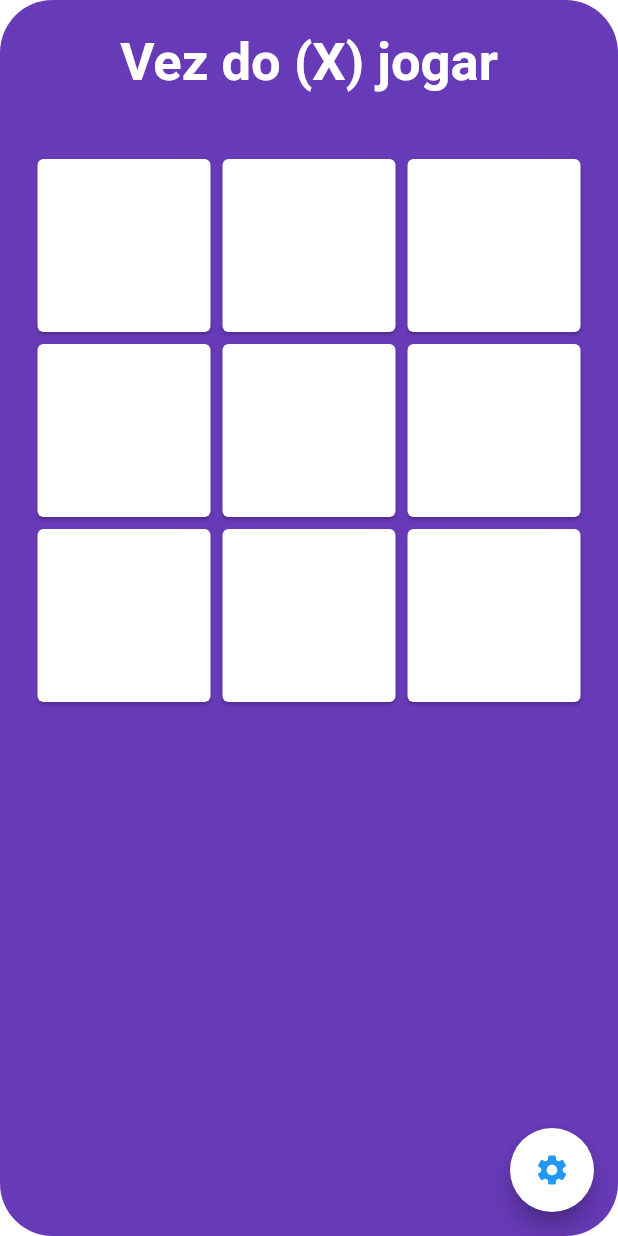
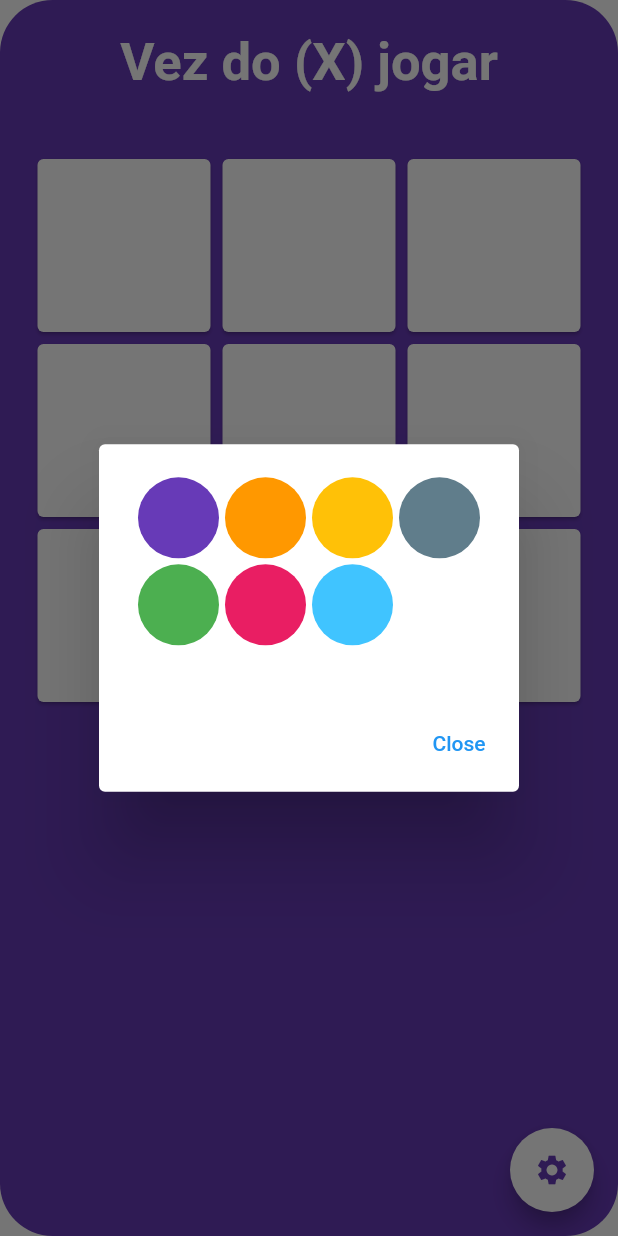
Before and after one commit to Gabones/tictactoe-flutter, a Flutter app: the screen it shows after launch, after a tap on the "settings" icon, on a phone screen of 412 x 824 dp. Run offline on Flutter 3.47's test engine with Material 2 defaults, Android fonts, the light colour scheme and no system bars; missing offline and left inert: window_manager.

Commit message:
color picker

```diff
--- a/lib/app.dart
+++ b/lib/app.dart
@@ -1,4 +1,6 @@
 import 'package:flutter/material.dart';
+import 'package:jogo_da_velha/provider/theme.dart';
+import 'package:provider/provider.dart';
 import './pages/home_page.dart';
 
 class App extends StatelessWidget {
@@ -6,9 +8,15 @@ class App extends StatelessWidget {
 
   @override
   Widget build(BuildContext context) {
-    return const MaterialApp(
+
+    final themeProvider = context.watch<ThemeProvider>();
+
+    return MaterialApp(
       debugShowCheckedModeBanner: false,
-      home: HomePage(),
+      theme: ThemeData(
+        primaryColor: themeProvider.selectedPrimaryColor,
+      ),
+      home: const HomePage(),
     );
   }
 }
--- /dev/null
+++ b/lib/builders/build_color_dialog.dart
@@ -0,0 +1,43 @@
+import 'package:flutter/material.dart';
+import 'package:jogo_da_velha/provider/theme.dart';
+import 'package:provider/provider.dart';
+
+Future<dynamic> buildColorDialog(BuildContext context) {
+  final colorTheme = context.read<ThemeProvider>();
+
+  return showDialog(
+    context: context,
+    builder: (context) => AlertDialog(
+      actions: [
+        TextButton(
+          onPressed: () => Navigator.pop(context, "Close"),
+          child: const Text("Close"),
+        )
+      ],
+      content: SizedBox(
+        height: MediaQuery.of(context).size.height * 0.15,
+        width: MediaQuery.of(context).size.width * 0.25,
+        child: GridView.builder(
+          gridDelegate: const SliverGridDelegateWithFixedCrossAxisCount(
+            crossAxisCount: 4,
+          ),
+          itemCount: colorTheme.getColorOptions.length,
+          itemBuilder: (context, index) => Container(
+            padding: const EdgeInsets.all(2),
+            child: TextButton(
+              onPressed: () {
+                colorTheme.setPrimaryColor(index);
+                Navigator.pop(context);
+              },
+              child: const Text(""),
+              style: ButtonStyle(
+                  backgroundColor: MaterialStateProperty.all(
+                      colorTheme.getColorOptions[index]),
+                  shape: MaterialStateProperty.all(const CircleBorder())),
+            ),
+          ),
+        ),
+      ),
+    ),
+  );
+}
--- /dev/null
+++ b/lib/builders/build_grid_items.dart
@@ -0,0 +1,32 @@
+import 'package:flutter/material.dart';
+import 'package:provider/provider.dart';
+
+import '../provider/game.dart';
+
+Widget buildGridItems(BuildContext context, int index) {
+  int gridStateLength = context.read<Game>().getArray.length;
+  int x, y = 0;
+  x = (index / gridStateLength).floor();
+  y = (index % gridStateLength);
+  return GestureDetector(
+    onTap: () => {
+      if (!context.read<Game>().endGame &&
+          context.read<Game>().getArray[x][y] == '')
+        {context.read<Game>().setValue(x, y, context.read<Game>().player)}
+    },
+    child: GridTile(
+      child: Card(
+        color: context.read<Game>().color[x][y],
+        child: Center(
+          child: Text(
+            '${context.watch<Game>().getArray[x][y]}',
+            style: TextStyle(
+                fontSize: 40,
+                color: Theme.of(context).primaryColor,
+            ),
+          ),
+        ),
+      ),
+    ),
+  );
+}
--- /dev/null
+++ b/lib/builders/build_main_content.dart
@@ -0,0 +1,51 @@
+import 'dart:math';
+
+import 'package:flutter/material.dart';
+import 'package:provider/provider.dart';
+
+import '../provider/game.dart';
+import 'build_grid_items.dart';
+
+Widget buildMainContent(BuildContext context) => Center(
+      child: Column(
+        mainAxisAlignment: MainAxisAlignment.center,
+        crossAxisAlignment: CrossAxisAlignment.center,
+        children: [
+          const SizedBox(height: 20),
+          Text(
+            !context.read<Game>().endGame
+                ? 'Vez do (${context.watch<Game>().player.toUpperCase()}) jogar'
+                : context.read<Game>().player == 'Nenhum'
+                    ? 'Empate!'
+                    : 'O player ${context.watch<Game>().player.toUpperCase()} venceu!',
+            style: const TextStyle(
+              fontSize: 35,
+              fontWeight: FontWeight.bold,
+              color: Colors.white,
+            ),
+          ),
+          const SizedBox(height: 20),
+          Container(
+            constraints: BoxConstraints(
+              maxWidth: MediaQuery.of(context).size.height * 0.6,
+            ),
+            width: MediaQuery.of(context).size.width,
+            height: MediaQuery.of(context).size.height * 0.6,
+            child: GridView.builder(
+              padding: const EdgeInsets.all(20),
+              gridDelegate: const SliverGridDelegateWithFixedCrossAxisCount(
+                crossAxisCount: 3,
+              ),
+              itemCount: pow(context.read<Game>().getArray.length, 2) as int,
+              itemBuilder: buildGridItems,
+            ),
+          ),
+          if (context.read<Game>().endGame)
+            IconButton(
+              onPressed: () => context.read<Game>().resetGame(),
+              icon: const Icon(Icons.replay),
+              color: Colors.white,
+            )
+        ],
+      ),
+    );
--- a/lib/main.dart
+++ b/lib/main.dart
@@ -2,6 +2,7 @@ import 'dart:io' show Platform;
 import 'package:flutter/foundation.dart' show kIsWeb;
 import 'package:flutter/material.dart';
 import 'package:jogo_da_velha/provider/game.dart';
+import 'package:jogo_da_velha/provider/theme.dart';
 import 'package:provider/provider.dart';
 import 'package:window_manager/window_manager.dart';
 import './app.dart';
@@ -32,7 +33,10 @@ void main() async {
 
   runApp(
     MultiProvider(
-      providers: [ChangeNotifierProvider(create: (_) => Game())],
+      providers: [
+        ChangeNotifierProvider(create: (_) => ThemeProvider()),
+        ChangeNotifierProvider(create: (_) => Game()),
+      ],
       child: const App(),
     )
   );
--- a/lib/pages/home_page.dart
+++ b/lib/pages/home_page.dart
@@ -1,96 +1,28 @@
 import 'dart:io';
-import 'dart:math';
 
 import 'package:flutter/foundation.dart';
 import 'package:flutter/material.dart';
-import 'package:provider/provider.dart';
+import 'package:jogo_da_velha/builders/build_color_dialog.dart';
 import 'package:window_manager/window_manager.dart';
 
-import '../provider/game.dart';
+import '../builders/build_main_content.dart';
 
 class HomePage extends StatelessWidget {
   const HomePage({Key? key}) : super(key: key);
 
-  static Widget _buildGridItems(BuildContext context, int index) {
-    int gridStateLength = context.read<Game>().getArray.length;
-    int x, y = 0;
-    x = (index / gridStateLength).floor();
-    y = (index % gridStateLength);
-    return GestureDetector(
-      onTap: () => {
-        if(!context.read<Game>().endGame && context.read<Game>().getArray[x][y] == ''){
-          context.read<Game>().setValue(x, y, context.read<Game>().player)
-        }
-      },
-      child: GridTile(
-        child: Card(
-          color: context.read<Game>().color[x][y],
-          child: Center(
-            child: Text(
-              '${context.watch<Game>().getArray[x][y]}',
-              style: const TextStyle(fontSize: 40, color: Colors.deepPurple),
-            ),
-          ),
-        ),
-      ),
-    );
-  }
-
-  static Widget _buildMainContent(BuildContext context) {
-    return Center(
-      child: Column(
-        mainAxisAlignment: MainAxisAlignment.center,
-        crossAxisAlignment: CrossAxisAlignment.center,
-        children: [
-          const SizedBox(height: 20),
-          Text(
-            !context.read<Game>().endGame ?
-            'Vez do (${context.watch<Game>().player.toUpperCase()}) jogar' :
-            context.read<Game>().player == 'Nenhum' ?
-            'Empate!' :
-            'O player ${context.watch<Game>().player.toUpperCase()} venceu!',
-            style: const TextStyle(
-              fontSize: 35,
-              fontWeight: FontWeight.bold,
-              color: Colors.white,
-            ),
-          ),
-          const SizedBox(height: 20),
-          Container(
-            constraints: BoxConstraints(maxWidth: MediaQuery.of(context).size.height * 0.6),
-            width: MediaQuery.of(context).size.width,
-            height: MediaQuery.of(context).size.height * 0.6,
-            child:
-            GridView.builder(
-                padding: const EdgeInsets.fromLTRB(20, 20, 20, 20),
-                gridDelegate: const SliverGridDelegateWithFixedCrossAxisCount(
-                  crossAxisCount: 3,
-                ),
-                itemCount: pow(context.read<Game>().getArray.length, 2) as int,
-                itemBuilder: _buildGridItems
-            ),
-          ),
-          if(context.read<Game>().endGame)
-            IconButton(
-              onPressed: () => context.read<Game>().resetGame(),
-              icon: const Icon(Icons.replay),
-              color: Colors.white,
-            )
-        ],
-      ),
-    );
-  }
-
   @override
   Widget build(BuildContext context) {
+
+    final primaryColor = Theme.of(context).primaryColor;
+
     return Scaffold(
-      backgroundColor: kIsWeb ? Colors.deepPurple : Colors.transparent,
+      backgroundColor: kIsWeb ? primaryColor : Colors.transparent,
       body: kIsWeb
-          ? _buildMainContent(context)
+          ? buildMainContent(context)
           : Container(
               decoration: BoxDecoration(
                   borderRadius: BorderRadius.circular(35),
-                  color: Colors.deepPurple,
+                  color: primaryColor,
                   border: Border.all(color: Colors.transparent),
               ),
               height: MediaQuery.of(context).size.height,
@@ -145,13 +77,13 @@ class HomePage extends StatelessWidget {
                         ],
                       ),
                     ),
-                  _buildMainContent(context),
+                  buildMainContent(context),
                 ],
               )
       ),
       floatingActionButton: FloatingActionButton(
-        child: Icon(Icons.settings, color: Theme.of(context).primaryColor,),
-        onPressed: () {},
+        child: Icon(Icons.settings, color: primaryColor,),
+        onPressed: () => buildColorDialog(context),
         backgroundColor: Colors.white,
       ),
     );
--- /dev/null
+++ b/lib/provider/theme.dart
@@ -0,0 +1,25 @@
+import 'package:flutter/material.dart';
+
+class ThemeProvider with ChangeNotifier {
+
+  final _colorArray = [
+    Colors.deepPurple,
+    Colors.orange,
+    Colors.amber,
+    Colors.blueGrey,
+    Colors.green,
+    Colors.pink,
+    Colors.lightBlueAccent
+  ];
+
+  Color _selectedPrimaryColor = Colors.deepPurple;
+
+  List get getColorOptions => _colorArray;
+
+  Color get selectedPrimaryColor => _selectedPrimaryColor;
+
+  void setPrimaryColor(int index) {
+    _selectedPrimaryColor = _colorArray[index];
+    notifyListeners();
+  }
+}
```
